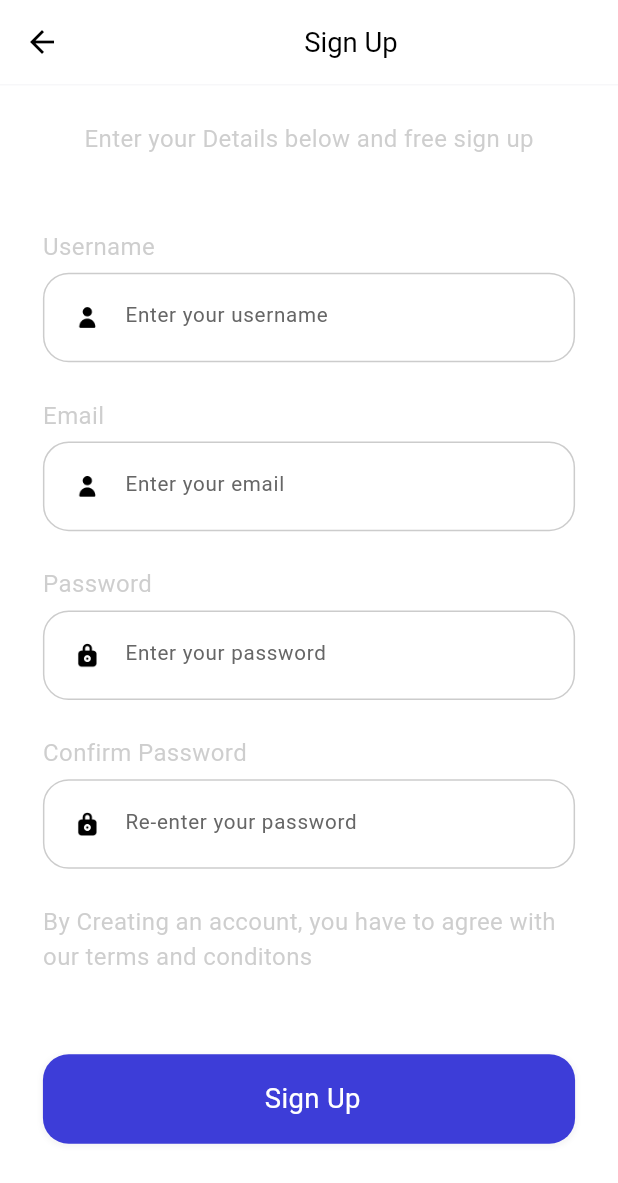
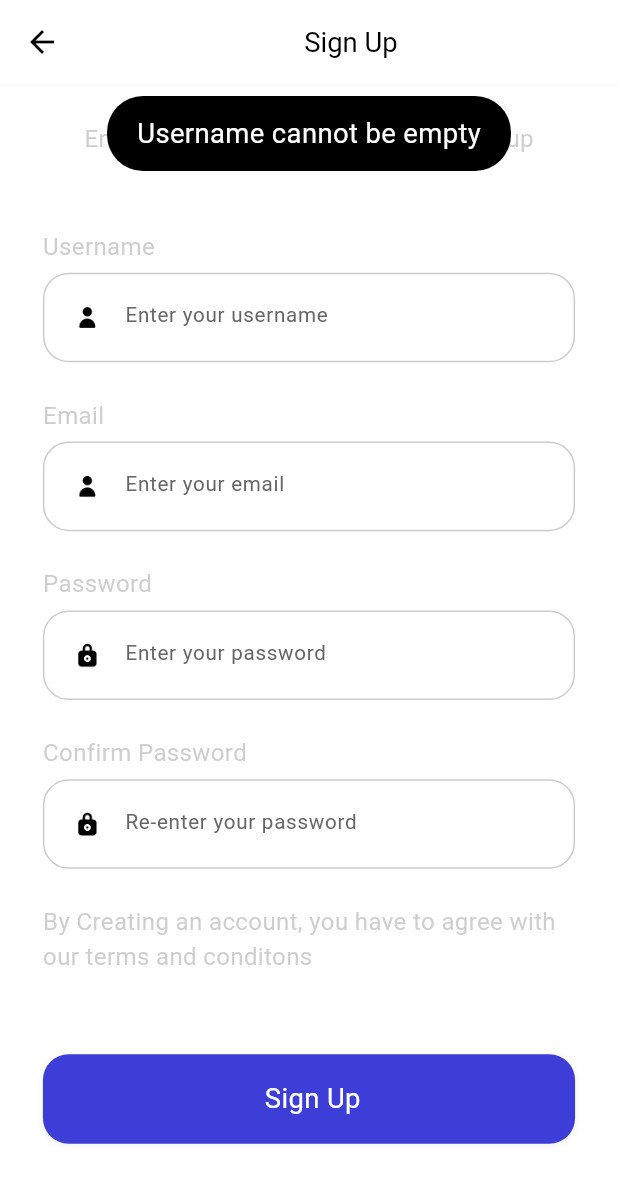
Before and after one commit to bravol/u-learning--app-BLOC-VERSION-, a Flutter app: the Register screen opened by its route, after a tap on "Sign Up", on a phone screen of 412 x 824 dp. Shown: the top 1183 px of the screen. Run offline on Flutter 3.47's test engine with Material 3 defaults, Android fonts, the phone set to English and light mode, and no system bars; our stand-ins replace cloud_firestore, dots_indicator, firebase_auth, firebase_core, flutter_bloc, flutter_screenutil and 1 more; missing offline and left inert: animated_snack_bar; accounts and stored records are empty; network calls fail; Roboto replaces fonts that are missing (Avenir).

Commit message:
bloc and controller finished

```diff
--- a/lib/pages/register/register.dart
+++ b/lib/pages/register/register.dart
@@ -5,6 +5,7 @@ import 'package:u_learning_app/pages/common_widgets/common_widgets.dart';
 import 'package:u_learning_app/pages/register/bloc/register_bloc.dart';
 import 'package:u_learning_app/pages/register/bloc/register_events.dart';
 import 'package:u_learning_app/pages/register/bloc/register_states.dart';
+import 'package:u_learning_app/pages/register/register_controller.dart';
 
 class Register extends StatefulWidget {
   const Register({super.key});
@@ -83,7 +84,10 @@ class _RegisterState extends State<Register> {
                           reusableButton(
                             buttonName: ' Sign Up',
                             buttonType: 'signin',
-                            onTap: () {},
+                            onTap: () {
+                              RegisterController(context: context)
+                                  .handleEmailRegister();
+                            },
                           ),
                         ],
                       ),
--- a/lib/pages/register/register_controller.dart
+++ b/lib/pages/register/register_controller.dart
@@ -0,0 +1,53 @@
+// ignore_for_file: use_build_context_synchronously
+
+import 'package:firebase_auth/firebase_auth.dart';
+import 'package:flutter/material.dart';
+import 'package:flutter_bloc/flutter_bloc.dart';
+import 'package:u_learning_app/common/widgets/flutter_toast.dart';
+import 'package:u_learning_app/pages/register/bloc/register_bloc.dart';
+
+class RegisterController {
+  final BuildContext context;
+  RegisterController({required this.context});
+
+  void handleEmailRegister() async {
+    final state = context.read<RegisterBloc>().state;
+    String username = state.username;
+    String email = state.email;
+    String password = state.password;
+    String confirmPassword = state.confirmPassword;
+
+    if (username.isEmpty) {
+      toastInfo(msg: 'Username cannot be empty');
+    } else if (email.isEmpty) {
+      toastInfo(msg: 'Email cannot be empty');
+    } else if (password.isEmpty) {
+      toastInfo(msg: 'Password cannot be empty');
+    } else if (confirmPassword.isEmpty) {
+      toastInfo(msg: 'Confirm Password cannot be empty');
+    }
+
+    try {
+      final credentials = await FirebaseAuth.instance
+          .createUserWithEmailAndPassword(email: email, password: password);
+
+      if (credentials.user != null) {
+        await credentials.user?.sendEmailVerification();
+        await credentials.user?.updateDisplayName(username);
+        toastInfo(
+          msg:
+              'Email has been sent to your registered Email, To activate it, Please check your email box and click on the link',
+        );
+        Navigator.of(context).pop();
+      }
+    } on FirebaseAuthException catch (e) {
+      if (e.code == 'weak-password') {
+        toastInfo(msg: 'Password is too weak');
+      } else if (e.code == 'email-already-in-use') {
+        toastInfo(msg: 'Email already in use');
+      } else if (e.code == 'invalid-email') {
+        toastInfo(msg: 'Invalid email format');
+      }
+    }
+  }
+}
```
